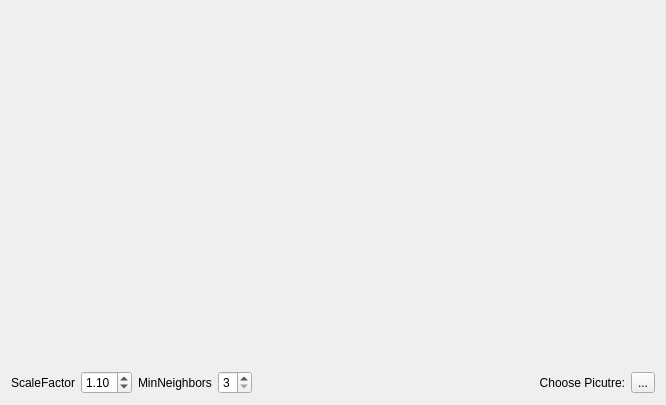
First picture: the form in stillobject.ui, repository windsice/Facial-Recognition, before the edit.
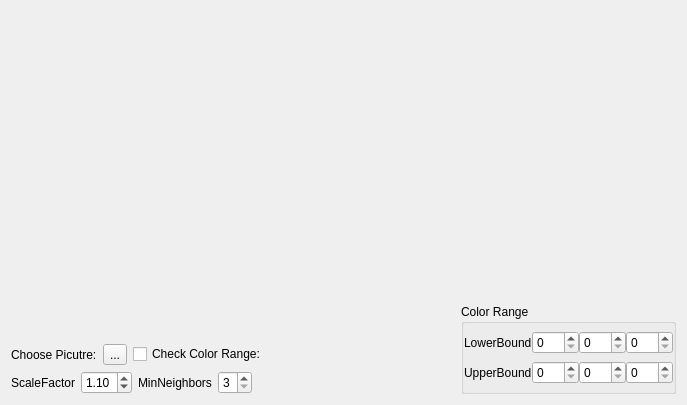
Second picture: the form after the edit.

Commit message: added basic color range for picture

```diff
--- a/stillobject.ui
+++ b/stillobject.ui
@@ -6,7 +6,7 @@
    <rect>
     <x>0</x>
     <y>0</y>
-    <width>666</width>
+    <width>687</width>
     <height>405</height>
    </rect>
   </property>
@@ -16,7 +16,9 @@
   <property name="statusTip">
    <string/>
   </property>
-  <layout class="QVBoxLayout" name="verticalLayout" stretch="1,0">
+  <layout class="QVBoxLayout" name="verticalLayout_3" stretch="1,0">
+   <item>
+    <layout class="QHBoxLayout" name="horizontalLayout_6">
    <item>
     <widget class="QLabel" name="label_StillObject">
      <property name="sizePolicy">
@@ -37,6 +39,76 @@
     </widget>
    </item>
    <item>
+      <widget class="QLabel" name="label_ColorRange">
+       <property name="text">
+        <string/>
+       </property>
+      </widget>
+     </item>
+    </layout>
+   </item>
+   <item>
+    <layout class="QHBoxLayout" name="horizontalLayout_5" stretch="1,0">
+     <item>
+      <layout class="QVBoxLayout" name="verticalLayout_2">
+       <item>
+        <spacer name="verticalSpacer">
+         <property name="orientation">
+          <enum>Qt::Vertical</enum>
+         </property>
+         <property name="sizeType">
+          <enum>QSizePolicy::Ignored</enum>
+         </property>
+         <property name="sizeHint" stdset="0">
+          <size>
+           <width>20</width>
+           <height>40</height>
+          </size>
+         </property>
+        </spacer>
+       </item>
+       <item>
+        <layout class="QHBoxLayout" name="horizontalLayout_3">
+         <item>
+          <widget class="QLabel" name="label_2">
+           <property name="text">
+            <string>Choose Picutre:</string>
+           </property>
+           <property name="alignment">
+            <set>Qt::AlignLeading|Qt::AlignLeft|Qt::AlignVCenter</set>
+           </property>
+          </widget>
+         </item>
+         <item>
+          <widget class="QToolButton" name="toolButton_PictureSelection">
+           <property name="text">
+            <string>...</string>
+           </property>
+          </widget>
+         </item>
+         <item>
+          <widget class="QCheckBox" name="checkBox_ColorCheck">
+           <property name="text">
+            <string>Check Color Range:</string>
+           </property>
+          </widget>
+         </item>
+         <item>
+          <spacer name="horizontalSpacer_3">
+           <property name="orientation">
+            <enum>Qt::Horizontal</enum>
+           </property>
+           <property name="sizeHint" stdset="0">
+            <size>
+             <width>40</width>
+             <height>20</height>
+            </size>
+           </property>
+          </spacer>
+         </item>
+        </layout>
+       </item>
+       <item>
     <layout class="QHBoxLayout" name="horizontalLayout_2">
      <item>
       <widget class="QLabel" name="label_3">
@@ -120,21 +192,174 @@
        </property>
       </spacer>
      </item>
+        </layout>
+       </item>
+      </layout>
+     </item>
      <item>
-      <widget class="QLabel" name="label_2">
+      <widget class="QGroupBox" name="groupBox_ColorRange">
+       <property name="sizePolicy">
+        <sizepolicy hsizetype="Preferred" vsizetype="Preferred">
+         <horstretch>0</horstretch>
+         <verstretch>0</verstretch>
+        </sizepolicy>
+       </property>
+       <property name="title">
+        <string>Color Range</string>
+       </property>
+       <layout class="QVBoxLayout" name="verticalLayout">
+        <property name="spacing">
+         <number>0</number>
+        </property>
+        <property name="leftMargin">
+         <number>0</number>
+        </property>
+        <property name="topMargin">
+         <number>0</number>
+        </property>
+        <property name="rightMargin">
+         <number>0</number>
+        </property>
+        <property name="bottomMargin">
+         <number>0</number>
+        </property>
+        <item>
+         <layout class="QHBoxLayout" name="horizontalLayout">
+          <item>
+           <widget class="QLabel" name="label">
        <property name="text">
-        <string>Choose Picutre:</string>
-       </property>
-       <property name="alignment">
-        <set>Qt::AlignRight|Qt::AlignTrailing|Qt::AlignVCenter</set>
-       </property>
+             <string>LowerBound</string>
+            </property>
+           </widget>
+          </item>
+          <item>
+           <widget class="QSpinBox" name="spinBox_LBH">
+            <property name="toolTip">
+             <string/>
+            </property>
+            <property name="statusTip">
+             <string>Hue</string>
+            </property>
+            <property name="whatsThis">
+             <string/>
+            </property>
+            <property name="prefix">
+             <string/>
+            </property>
+            <property name="maximum">
+             <number>359</number>
+            </property>
       </widget>
      </item>
      <item>
-      <widget class="QToolButton" name="toolButton_PictureSelection">
+           <widget class="QSpinBox" name="spinBox_LBS">
+            <property name="toolTip">
+             <string/>
+            </property>
+            <property name="statusTip">
+             <string>Saturation</string>
+            </property>
+            <property name="whatsThis">
+             <string/>
+            </property>
+            <property name="prefix">
+             <string/>
+            </property>
+            <property name="maximum">
+             <number>255</number>
+            </property>
+           </widget>
+          </item>
+          <item>
+           <widget class="QSpinBox" name="spinBox_LBV">
+            <property name="toolTip">
+             <string/>
+            </property>
+            <property name="statusTip">
+             <string>Value</string>
+            </property>
+            <property name="whatsThis">
+             <string/>
+            </property>
+            <property name="prefix">
+             <string/>
+            </property>
+            <property name="maximum">
+             <number>255</number>
+            </property>
+           </widget>
+          </item>
+         </layout>
+        </item>
+        <item>
+         <layout class="QHBoxLayout" name="horizontalLayout_4">
+          <item>
+           <widget class="QLabel" name="label_5">
        <property name="text">
-        <string>...</string>
-       </property>
+             <string>UpperBound</string>
+            </property>
+           </widget>
+          </item>
+          <item>
+           <widget class="QSpinBox" name="spinBox_UBH">
+            <property name="toolTip">
+             <string/>
+            </property>
+            <property name="statusTip">
+             <string>Hue</string>
+            </property>
+            <property name="whatsThis">
+             <string/>
+            </property>
+            <property name="prefix">
+             <string/>
+            </property>
+            <property name="maximum">
+             <number>359</number>
+            </property>
+           </widget>
+          </item>
+          <item>
+           <widget class="QSpinBox" name="spinBox_UBS">
+            <property name="toolTip">
+             <string/>
+            </property>
+            <property name="statusTip">
+             <string>Saturation</string>
+            </property>
+            <property name="whatsThis">
+             <string/>
+            </property>
+            <property name="prefix">
+             <string/>
+            </property>
+            <property name="maximum">
+             <number>255</number>
+            </property>
+           </widget>
+          </item>
+          <item>
+           <widget class="QSpinBox" name="spinBox_UBV">
+            <property name="toolTip">
+             <string/>
+            </property>
+            <property name="statusTip">
+             <string>Value</string>
+            </property>
+            <property name="whatsThis">
+             <string/>
+            </property>
+            <property name="prefix">
+             <string/>
+            </property>
+            <property name="maximum">
+             <number>255</number>
+            </property>
+           </widget>
+          </item>
+         </layout>
+        </item>
+       </layout>
       </widget>
      </item>
     </layout>
```
Lines whose indentation alone changed are shown as unchanged. The commit also changes 6 other files.
